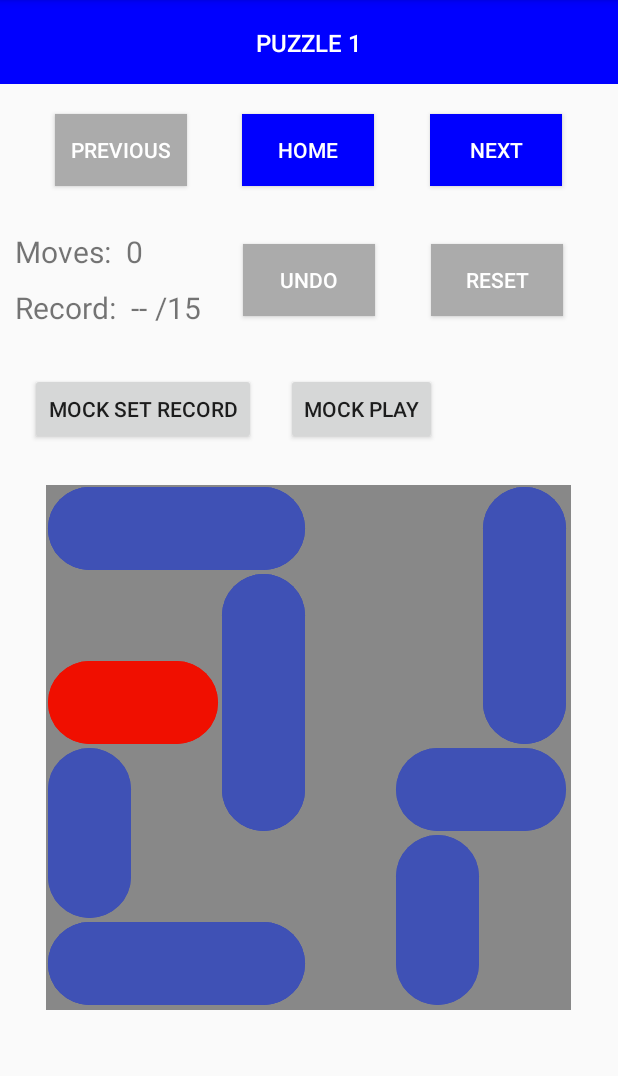
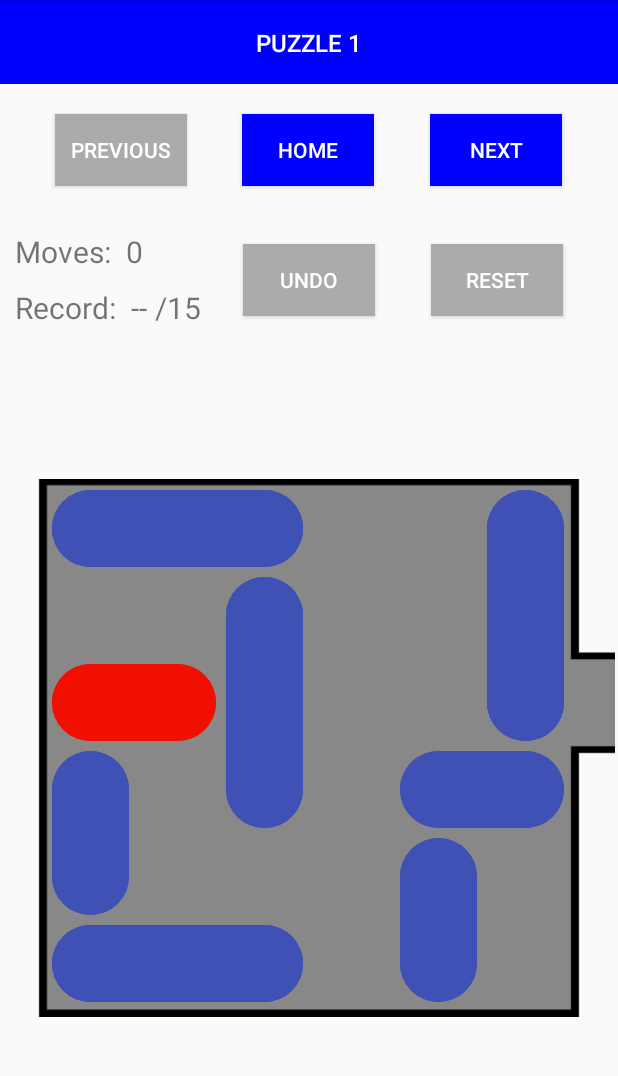
Before and after one commit to xam100/log8405, an Android app: the fragment PlayFragment shown on its own in the app's theme, on a phone screen of 412 x 824 dp, the part 84-1160 px from its top. Run offline under Robolectric (Android 15) with nearby library versions, the light colour scheme and no system bars; our stand-ins replace data binding.

Commit message:
added win checker and board frame

```diff
--- a/app/src/main/java/com/example/unlock/PlayFragment.kt
+++ b/app/src/main/java/com/example/unlock/PlayFragment.kt
@@ -5,6 +5,7 @@ import android.graphics.Point
 import android.graphics.drawable.Drawable
 import android.os.Bundle
 import android.view.*
+import androidx.constraintlayout.widget.ConstraintSet
 import androidx.fragment.app.Fragment
 import androidx.fragment.app.viewModels
 import androidx.navigation.fragment.findNavController
@@ -64,10 +65,6 @@ class PlayFragment : Fragment(R.layout.fragment_play) {
             findNavController().navigate(R.id.action_play1Fragment_to_MenuFragment)
         }
 
-        binding.buttonMockPlay.setOnClickListener {
-            //binding.currentMoves1.text = (binding.currentMoves1.text.toString().toInt()+1).toString()
-        }
-
         binding.buttonUndo.setOnClickListener {
             GridManagerObject.undo()
         }
@@ -77,10 +74,7 @@ class PlayFragment : Fragment(R.layout.fragment_play) {
             loadPuzzle(currentPuzzleNumber)
         }
 
-        binding.buttonMockSetRecord.setOnClickListener {
-            //todo add condition to check that the the number of current moves is less that the current record and that it is indeed a record
-            binding.currentReccord1.text = binding.currentMoves1.text.toString()
-        }
+
     }
 
     override fun onDestroyView() {
--- a/app/src/main/res/layout/fragment_play.xml
+++ b/app/src/main/res/layout/fragment_play.xml
@@ -13,18 +13,25 @@
         android:layout_height="match_parent"
         tools:context=".PlayFragment">
 
-        <view
-            android:id="@+id/boardView"
-            class="com.example.unlock.Drawer"
+        <com.example.unlock.Drawer
+            android:id="@+id/drawer2"
             android:layout_width="350dp"
             android:layout_height="350dp"
-            android:layout_weight="1"
-            android:background="#00f"
+            android:background="@drawable/boardbackground"
             app:layout_constraintBottom_toBottomOf="parent"
             app:layout_constraintEnd_toEndOf="parent"
-            app:layout_constraintHorizontal_bias="0.491"
             app:layout_constraintStart_toStartOf="parent"
             app:layout_constraintTop_toBottomOf="@+id/movesUI" />
+
+        <ImageView
+            android:id="@+id/imageView"
+            android:layout_width="408dp"
+            android:layout_height="wrap_content"
+            app:layout_constraintBottom_toBottomOf="@+id/drawer2"
+            app:layout_constraintEnd_toEndOf="parent"
+            app:layout_constraintStart_toStartOf="parent"
+            app:layout_constraintTop_toTopOf="@+id/drawer2"
+            app:srcCompat="@drawable/boardbackground" />
 
         <Button
             android:id="@+id/button_next"
@@ -60,25 +67,6 @@
             app:layout_constraintHorizontal_bias="0.498"
             app:layout_constraintStart_toStartOf="parent"
             app:layout_constraintTop_toBottomOf="@+id/toolbarPlay" />
-
-        <Button
-            android:id="@+id/button_mock_play"
-            android:layout_width="wrap_content"
-            android:layout_height="wrap_content"
-            android:layout_marginStart="20dp"
-            android:text="Mock Play"
-            app:layout_constraintStart_toEndOf="@+id/button_mock_set_record"
-            app:layout_constraintTop_toTopOf="@+id/button_mock_set_record" />
-
-        <Button
-            android:id="@+id/button_mock_set_record"
-            android:layout_width="wrap_content"
-            android:layout_height="wrap_content"
-            android:layout_marginStart="20dp"
-            android:layout_marginTop="20dp"
-            android:text="Mock Set Record"
-            app:layout_constraintStart_toStartOf="parent"
-            app:layout_constraintTop_toBottomOf="@+id/movesUI" />
 
 
         <androidx.constraintlayout.widget.ConstraintLayout
```
Also changed, not shown: app/src/main/java/com/example/unlock/GridManagerObject.kt (+11 -4 lines), app/src/main/res/drawable/back.xml (added, +9 -0 lines), app/src/main/res/drawable/boardbackground.png (added).
